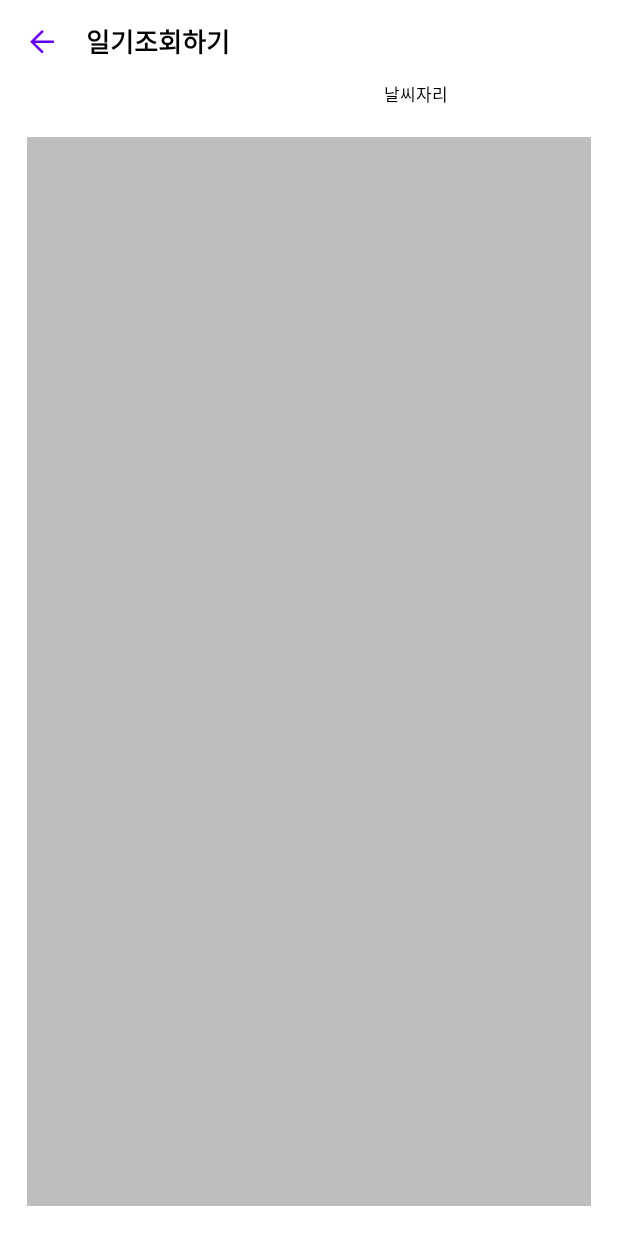
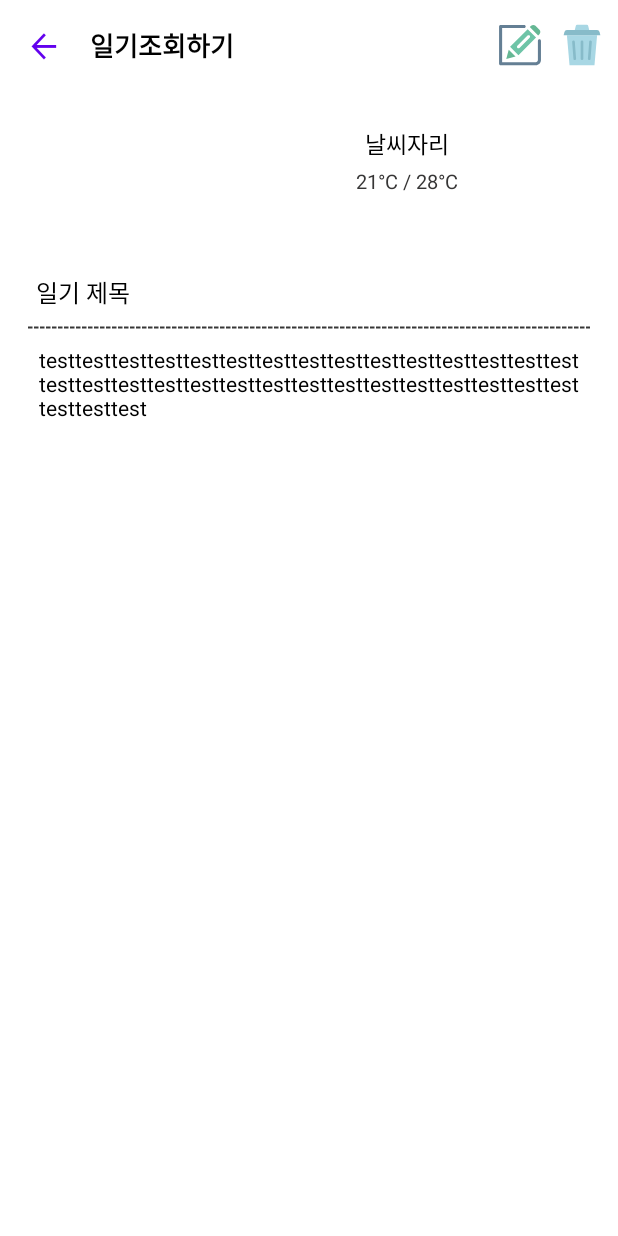
Before and after one commit to cont96troller/WeatherDiary, an Android app: the ShowDiaryActivity screen opened directly, with no data from a screen before it, on a phone screen of 412 x 824 dp. Run offline under Robolectric (Android 15) with nearby library versions, the phone set to English and light mode, and no system bars; pictures from the network do not load; 4 statements that could not run were skipped.

Commit message:
[BLHQ-30] 일기 조회 상세 화면 레이아웃 수정

```diff
--- a/app/src/main/java/com/cont96roller/weatherdiary/ShowDiaryActivity.java
+++ b/app/src/main/java/com/cont96roller/weatherdiary/ShowDiaryActivity.java
@@ -1,19 +1,20 @@
 package com.cont96roller.weatherdiary;
 
 import android.content.Context;
-import android.content.Intent;
 import android.os.Bundle;
 import android.view.View;
 import android.widget.Button;
+import android.widget.ImageButton;
 import android.widget.ImageView;
 import android.widget.TextView;
+import android.widget.Toast;
 
 import androidx.annotation.Nullable;
 import androidx.appcompat.app.AppCompatActivity;
 
 import com.bumptech.glide.Glide;
+import com.cont96roller.weatherdiary.common.Constants;
 import com.cont96roller.weatherdiary.model.ApiInterface;
-import com.cont96roller.weatherdiary.model.DiaryModel;
 import com.cont96roller.weatherdiary.model.ResponseWeather;
 
 import retrofit2.Call;
@@ -22,10 +23,14 @@ import retrofit2.GsonConverterFactory;
 import retrofit2.Response;
 import retrofit2.Retrofit;
 
-public class ShowDiaryActivity extends AppCompatActivity {
+public class ShowDiaryActivity extends AppCompatActivity implements View.OnClickListener {
 
-    private Button mButton2;
-    private Button mButton3;
+    private Button mBtnBack;
+    private ImageButton mBtnEdit;
+    private ImageButton mBtnDelete;
+    private TextView mTxtDiaryTitle;
+    private TextView mTxtDiaryContents;
+    private TextView mTextTemperature;
     private Context mContext;
 
 
@@ -35,15 +40,34 @@ public class ShowDiaryActivity extends AppCompatActivity {
         setContentView(R.layout.activity_show_diary);
         mContext = this;
 
+        initView();
+        getWeatherInfo();
+
+    }
+
+    private void initView() {
+        mBtnBack = findViewById(R.id.btn_back);
+        mBtnEdit = findViewById(R.id.img_btn_edit);
+        mBtnDelete = findViewById(R.id.img_btn_delete);
+        mTxtDiaryTitle = findViewById(R.id.txt_diary_title);
+        mTxtDiaryContents = findViewById(R.id.txt_diary_contents);
+        setOnClicks();
+    }
+
+    private void setOnClicks() {
+        mBtnBack.setOnClickListener(this);
+        mBtnEdit.setOnClickListener(this);
+        mBtnDelete.setOnClickListener(this);
+    }
+
+    private void getWeatherInfo() {
         String lat = "37.65171906925866";
         String lot = "127.07728375544342";
 
-
-        Retrofit client = new Retrofit.Builder().baseUrl("http://api.openweathermap.org").addConverterFactory(GsonConverterFactory.create()).build();
-
+        Retrofit client = new Retrofit.Builder().baseUrl(Constants.WEATHER_BASE_URL).addConverterFactory(GsonConverterFactory.create()).build();
 
         ApiInterface service = client.create(ApiInterface.class);
-        Call<ResponseWeather> call = service.requestWeather("d36d81339b59c0868af503708d9057b8", Double.valueOf(lat), Double.valueOf(lot));
+        Call<ResponseWeather> call = service.requestWeather(Constants.API_APP_KEY, Double.valueOf(lat), Double.valueOf(lot));
 
         call.enqueue(new Callback<ResponseWeather>() {
             @Override
@@ -52,20 +76,15 @@ public class ShowDiaryActivity extends AppCompatActivity {
                     ResponseWeather responseWeather = response.body();
                     String main = responseWeather.getWeather().get(0).getMain();
                     String icon = responseWeather.getWeather().get(0).getIcon();
-                    TextView textView = findViewById(R.id.txt_temp);
-                    ImageView imageView = findViewById(R.id.imageView);
+                    TextView textView = findViewById(R.id.txt_weather_status);
+                    ImageView imageView = findViewById(R.id.img_weather);
                     textView.setText(main);
-                    String url = "https://openweathermap.org/img/w/" + icon + ".png";
+                    String url = Constants.PREFIX_WEATHER_ICON_URL + icon + Constants.SUFFIX_WEATHER_ICON_URL;
                     Glide.with(mContext)
                             .load(url)
                             .into(imageView);
-
-
                 }
             }
-
-
-
 
 
             @Override
@@ -73,14 +92,24 @@ public class ShowDiaryActivity extends AppCompatActivity {
 
             }
         });
+    }
 
-        mButton3 = findViewById(R.id.btn_back);
-        mButton3.setOnClickListener((new View.OnClickListener() {
-            @Override
-            public void onClick(View view) {
+
+    @Override
+    public void onClick(View view) {
+        switch (view.getId()) {
+            case R.id.btn_back:
                 finish();
-            }
-        }));
+                break;
 
+            case R.id.img_btn_edit:
+                Toast.makeText(mContext, "수정 버튼 선택", Toast.LENGTH_SHORT).show();
+                break;
+
+            case R.id.img_btn_delete:
+                Toast.makeText(mContext, "삭제 버튼 선택", Toast.LENGTH_SHORT).show();
+                break;
+
+        }
     }
 }
--- /dev/null
+++ b/app/src/main/java/com/cont96roller/weatherdiary/common/Constants.java
@@ -0,0 +1,8 @@
+package com.cont96roller.weatherdiary.common;
+
+public class Constants {
+    public static final String WEATHER_BASE_URL = "http://api.openweathermap.org";
+    public static final String API_APP_KEY = "d36d81339b59c0868af503708d9057b8";
+    public static final String PREFIX_WEATHER_ICON_URL = "https://openweathermap.org/img/w/";
+    public static final String SUFFIX_WEATHER_ICON_URL = ".png";
+}
--- /dev/null
+++ b/app/src/main/res/drawable/ic_ico_edit.xml
@@ -0,0 +1,7 @@
+<vector android:height="65dp" android:viewportHeight="512"
+    android:viewportWidth="512" android:width="65dp" xmlns:android="http://schemas.android.com/apk/res/android">
+    <path android:fillColor="#FF000000" android:pathData="M395.247,95.811c0,0 2.181,-2.18 28.647,24.285c26.473,26.477 24.293,28.656 24.293,28.656L215.534,381.407c0,0 2.184,-2.18 -24.293,-28.656c-26.477,-26.469 -28.656,-24.289 -28.656,-24.289L395.247,95.811z"/>
+    <path android:fillColor="#FF000000" android:pathData="M153.871,337.181L128,416l78.818,-25.875c0,0 2.181,-2.18 -24.296,-28.647C156.054,335.001 153.871,337.181 153.871,337.181z"/>
+    <path android:fillColor="#FF000000" android:pathData="M403.971,87.089L421.41,69.64c0,0 17.449,-17.449 43.922,9.027c26.478,26.469 9.023,43.914 9.023,43.914L456.91,140.03c0,0 2.181,-2.18 -24.284,-28.656C406.151,84.909 403.971,87.089 403.971,87.089z"/>
+    <path android:fillColor="#FF000000" android:pathData="M400,242.195V424c0,4.411 -3.589,8 -8,8H88c-4.411,0 -8,-3.589 -8,-8V120c0,-4.411 3.589,-8 8,-8h245.799l48.002,-48H88c-30.878,0 -56,25.122 -56,56v304c0,30.879 25.122,56 56,56h304c30.879,0 56,-25.121 56,-56V194.195L400,242.195z"/>
+</vector>
--- /dev/null
+++ b/app/src/main/res/drawable/ic_ico_edit_color.xml
@@ -0,0 +1,7 @@
+<vector android:height="65dp" android:viewportHeight="91"
+    android:viewportWidth="91" android:width="65dp" xmlns:android="http://schemas.android.com/apk/res/android">
+    <path android:fillColor="#6EC4A7" android:pathData="M24.018,49.415L42.149,67.54l38.119,-38.122L62.145,11.292L24.018,49.415zM66.444,25.118c1.259,1.262 1.259,3.306 0,4.566L44.369,51.753c-0.629,0.633 -1.455,0.946 -2.278,0.946c-0.831,0 -1.655,-0.313 -2.284,-0.946c-1.261,-1.262 -1.261,-3.305 0,-4.565l22.072,-22.07C63.138,23.857 65.183,23.857 66.444,25.118z"/>
+    <path android:fillColor="#65B794" android:pathData="M15.72,75.578l20.143,-5.185l-14.752,-14.752z"/>
+    <path android:fillColor="#65B794" android:pathData="M87.621,12.533l-8.593,-8.596c-2.548,-2.546 -6.992,-2.543 -9.53,0L66.706,6.73l18.129,18.124l2.786,-2.788C90.244,19.436 90.244,15.159 87.621,12.533z"/>
+    <path android:fillColor="#647F94" android:pathData="M79.585,89.554H3.461c-1.833,0 -3.318,-1.486 -3.318,-3.319V5.512c0,-1.833 1.484,-3.318 3.318,-3.318h51.113c1.835,0 3.317,1.485 3.317,3.318c0,1.832 -1.482,3.318 -3.317,3.318H6.779v74.086h72.806c2.592,0 4.701,-2.108 4.701,-4.701V36.588c0,-1.833 1.484,-3.318 3.317,-3.318c1.832,0 3.318,1.485 3.318,3.318v41.627C90.922,84.467 85.836,89.554 79.585,89.554z"/>
+</vector>
--- /dev/null
+++ b/app/src/main/res/drawable/ic_icon_trash.xml
@@ -0,0 +1,8 @@
+<vector android:height="65dp" android:viewportHeight="40"
+    android:viewportWidth="40" android:width="65dp" xmlns:android="http://schemas.android.com/apk/res/android">
+    <path android:fillColor="#FF000000" android:pathData="M28,40H11.8c-3.3,0 -5.9,-2.7 -5.9,-5.9V16c0,-0.6 0.4,-1 1,-1s1,0.4 1,1v18.1c0,2.2 1.8,3.9 3.9,3.9H28c2.2,0 3.9,-1.8 3.9,-3.9V16c0,-0.6 0.4,-1 1,-1s1,0.4 1,1v18.1C33.9,37.3 31.2,40 28,40z"/>
+    <path android:fillColor="#FF000000" android:pathData="M33.3,4.9h-7.6C25.2,2.1 22.8,0 19.9,0s-5.3,2.1 -5.8,4.9H6.5c-2.3,0 -4.1,1.8 -4.1,4.1S4.2,13 6.5,13h26.9c2.3,0 4.1,-1.8 4.1,-4.1S35.6,4.9 33.3,4.9zM19.9,2c1.8,0 3.3,1.2 3.7,2.9h-7.5C16.6,3.2 18.1,2 19.9,2zM33.3,11H6.5c-1.1,0 -2.1,-0.9 -2.1,-2.1c0,-1.1 0.9,-2.1 2.1,-2.1h26.9c1.1,0 2.1,0.9 2.1,2.1C35.4,10.1 34.5,11 33.3,11z"/>
+    <path android:fillColor="#FF000000" android:pathData="M12.9,35.1c-0.6,0 -1,-0.4 -1,-1V17.4c0,-0.6 0.4,-1 1,-1s1,0.4 1,1v16.7C13.9,34.6 13.4,35.1 12.9,35.1z"/>
+    <path android:fillColor="#FF000000" android:pathData="M26.9,35.1c-0.6,0 -1,-0.4 -1,-1V17.4c0,-0.6 0.4,-1 1,-1s1,0.4 1,1v16.7C27.9,34.6 27.4,35.1 26.9,35.1z"/>
+    <path android:fillColor="#FF000000" android:pathData="M19.9,35.1c-0.6,0 -1,-0.4 -1,-1V17.4c0,-0.6 0.4,-1 1,-1s1,0.4 1,1v16.7C20.9,34.6 20.4,35.1 19.9,35.1z"/>
+</vector>
--- /dev/null
+++ b/app/src/main/res/drawable/ic_icon_trash_color.xml
@@ -0,0 +1,9 @@
+<vector android:height="65dp" android:viewportHeight="64"
+    android:viewportWidth="64" android:width="65dp" xmlns:android="http://schemas.android.com/apk/res/android">
+    <path android:fillColor="#a8d7e4" android:pathData="M51,63l-38,0l-4,-46l46,0l-4,46z"/>
+    <path android:fillColor="#87bbc9" android:pathData="M60,17H4l1.2425,-4.9701A4,4 0,0 1,9.1231 9H54.8769a4,4 0,0 1,3.8806 3.0299Z"/>
+    <path android:fillColor="#a8d7e4" android:pathData="M43,9H21l1.6213,-6.4851A2,2 0,0 1,24.5616 1h14.8769a2,2 0,0 1,1.9403 1.5149Z"/>
+    <path android:fillColor="#87bbc9" android:pathData="M32,55a2.0001,2.0001 0,0 1,-2 -2V27a2,2 0,0 1,4 0V53A2.0001,2.0001 0,0 1,32 55Z"/>
+    <path android:fillColor="#87bbc9" android:pathData="M20.998,55a2.0003,2.0003 0,0 1,-1.9921 -1.8467L17.006,27.1535a2,2 0,1 1,3.9881 -0.3066L22.994,52.8467a2,2 0,0 1,-1.8408 2.1474Q21.0749,55 20.998,55Z"/>
+    <path android:fillColor="#87bbc9" android:pathData="M43.002,55a2.0003,2.0003 0,0 0,1.9921 -1.8467L46.994,27.1535a2,2 0,1 0,-3.9881 -0.3066L41.006,52.8467a2,2 0,0 0,1.8408 2.1474Q42.9251,55 43.002,55Z"/>
+</vector>
--- /dev/null
+++ b/app/src/main/res/drawable/shape_dotted.xml
@@ -0,0 +1,9 @@
+<?xml version="1.0" encoding="utf-8"?>
+<shape xmlns:android="http://schemas.android.com/apk/res/android"
+    android:shape="line">
+    <stroke
+        android:width="1dp"
+        android:color="#373737"
+        android:dashWidth="3dp"
+        android:dashGap="1dp" />
+</shape>
--- a/app/src/main/res/layout/activity_show_diary.xml
+++ b/app/src/main/res/layout/activity_show_diary.xml
@@ -1,72 +1,142 @@
 <?xml version="1.0" encoding="utf-8"?>
 <androidx.constraintlayout.widget.ConstraintLayout xmlns:android="http://schemas.android.com/apk/res/android"
+    xmlns:app="http://schemas.android.com/apk/res-auto"
+    xmlns:tools="http://schemas.android.com/tools"
     android:layout_width="match_parent"
-    android:layout_height="match_parent"
-    xmlns:app="http://schemas.android.com/apk/res-auto"
-    xmlns:tools="http://schemas.android.com/tools">
+    android:layout_height="match_parent">
 
     <TextView
         android:id="@+id/title"
+        style="@style/txt_title"
         android:layout_width="wrap_content"
         android:layout_height="wrap_content"
-        android:gravity="left"
         android:text="일기조회하기"
-        android:textColor="#000000"
-        android:textSize="17sp"
-        android:textStyle="bold"
         app:layout_constraintBottom_toBottomOf="@id/btn_back"
         app:layout_constraintStart_toEndOf="@id/btn_back"
         app:layout_constraintTop_toTopOf="@id/btn_back" />
 
     <Button
         android:id="@+id/btn_back"
-        android:layout_width="57dp"
-        android:layout_height="54dp"
+        android:layout_width="60dp"
+        android:layout_height="60dp"
         android:background="@drawable/ico_back_nor"
         app:layout_constraintStart_toStartOf="parent"
         app:layout_constraintTop_toTopOf="parent" />
 
+    <ImageButton
+        android:id="@+id/img_btn_edit"
+        android:layout_width="28dp"
+        android:layout_height="28dp"
+        android:layout_marginEnd="13dp"
+        android:background="@drawable/ic_ico_edit_color"
+        app:layout_constraintBottom_toBottomOf="@id/btn_back"
+        app:layout_constraintEnd_toEndOf="parent"
+        app:layout_constraintEnd_toStartOf="@id/img_btn_delete"
+        app:layout_constraintTop_toTopOf="@id/btn_back" />
+
+    <ImageButton
+        android:id="@+id/img_btn_delete"
+        android:layout_width="28dp"
+        android:layout_height="28dp"
+        android:layout_marginEnd="10dp"
+        android:background="@drawable/ic_icon_trash_color"
+        app:layout_constraintBottom_toBottomOf="@id/btn_back"
+        app:layout_constraintEnd_toEndOf="parent"
+        app:layout_constraintTop_toTopOf="@id/btn_back" />
+
     <ImageView
-        android:id="@+id/imageView"
+        android:id="@+id/img_weather"
         android:layout_width="100dp"
         android:layout_height="100dp"
-        app:layout_constraintBottom_toTopOf="@id/editText"
-        app:layout_constraintLeft_toLeftOf="parent"
-        app:layout_constraintRight_toRightOf="parent"
-        app:layout_constraintTop_toBottomOf="@id/title"
         android:layout_marginTop="13dp"
         android:layout_marginBottom="13dp"
-        tools:srcCompat="@tools:sample/avatars" />
+        app:layout_constraintBottom_toTopOf="@id/txt_diary_title"
+        app:layout_constraintEnd_toEndOf="parent"
+        app:layout_constraintEnd_toStartOf="@+id/txt_temp"
+        app:layout_constraintHorizontal_bias="0.5"
+        app:layout_constraintHorizontal_chainStyle="packed"
+        app:layout_constraintStart_toEndOf="@+id/btn_back"
+        app:layout_constraintStart_toStartOf="parent"
+        app:layout_constraintTop_toBottomOf="@id/title"
+        app:layout_constraintVertical_bias="0.151"
+        tools:srcCompat="@drawable/icon_sunny" />
+
+    <TextView
+        android:id="@+id/txt_weather_status"
+        style="@style/txt_weather_status"
+        android:layout_width="wrap_content"
+        android:layout_height="wrap_content"
+        android:text="날씨자리"
+        app:layout_constraintBottom_toTopOf="@+id/txt_temp"
+        app:layout_constraintEnd_toEndOf="@id/txt_temp"
+        app:layout_constraintHorizontal_bias="0.5"
+        app:layout_constraintStart_toStartOf="@id/txt_temp"
+        app:layout_constraintTop_toTopOf="@+id/img_weather"
+        app:layout_constraintVertical_chainStyle="packed" />
+
+
+    <androidx.constraintlayout.widget.Barrier
+        android:id="@+id/barrier_img"
+        android:layout_width="wrap_content"
+        android:layout_height="0dp"
+        app:barrierDirection="end"
+        app:constraint_referenced_ids="img_weather"
+        app:layout_constraintEnd_toStartOf="@id/txt_weather_status"
+        app:layout_constraintStart_toEndOf="@id/img_weather" />
 
     <TextView
         android:id="@+id/txt_temp"
+        style="@style/txt_temp"
         android:layout_width="wrap_content"
         android:layout_height="wrap_content"
-        android:text="날씨자리"
-        android:textColor="#000000"
-        android:textSize="11sp"
-        app:layout_constraintTop_toBottomOf="@id/btn_back"
-        app:layout_constraintStart_toEndOf="@id/imageView"
-        />
+        android:layout_marginStart="30dp"
+        android:layout_marginTop="4dp"
+        android:text="21°C / 28°C"
+        app:layout_constraintBottom_toBottomOf="@+id/img_weather"
+        app:layout_constraintEnd_toEndOf="parent"
+        app:layout_constraintHorizontal_bias="0.5"
+        app:layout_constraintStart_toEndOf="@+id/img_weather"
+        app:layout_constraintTop_toBottomOf="@+id/txt_weather_status" />
+
+    <TextView
+        android:id="@+id/txt_diary_title"
+        style="@style/txt_diary_title"
+        android:layout_width="match_parent"
+        android:layout_height="wrap_content"
+        android:layout_marginHorizontal="18dp"
+        android:layout_marginVertical="20dp"
+        android:text="일기 제목"
+        app:layout_constraintEnd_toEndOf="parent"
+        app:layout_constraintStart_toStartOf="parent"
+        app:layout_constraintTop_toBottomOf="@id/img_weather" />
+
+    <ImageView
+        android:id="@+id/view_dotted_line"
+        android:layout_width="0dp"
+        android:layout_height="3dp"
+        android:layout_marginVertical="4dp"
+        android:background="@drawable/shape_dotted"
+        android:layerType="software"
+        app:layout_constraintEnd_toEndOf="@id/txt_diary_title"
+        app:layout_constraintStart_toStartOf="@id/txt_diary_title"
+        app:layout_constraintTop_toBottomOf="@id/txt_diary_title" />
 
 
     <TextView
-        android:id="@+id/editText"
+        android:id="@+id/txt_diary_contents"
         android:layout_width="match_parent"
         android:layout_height="0dp"
         android:layout_marginHorizontal="18dp"
-        android:layout_marginVertical="20dp"
-        android:background="#bebebe"
+        android:layout_marginBottom="20dp"
         android:gravity="left"
-        android:paddingStart="8dp"
-        android:paddingTop="10dp"
+        android:paddingHorizontal="8dp"
+        android:paddingVertical="10dp"
+        android:text="testtesttesttesttesttesttesttesttesttesttesttesttesttesttesttesttesttesttesttesttesttesttesttesttesttesttesttesttesttesttesttesttest"
         android:textColor="#000000"
         app:layout_constraintBottom_toBottomOf="parent"
         app:layout_constraintEnd_toEndOf="parent"
-        app:layout_constraintHorizontal_bias="0.0"
         app:layout_constraintStart_toStartOf="parent"
-        app:layout_constraintTop_toBottomOf="@+id/txt_temp"
-        app:layout_constraintVertical_bias="1.0" />
+        app:layout_constraintTop_toBottomOf="@id/view_dotted_line" />
 
 
 </androidx.constraintlayout.widget.ConstraintLayout>
--- /dev/null
+++ b/app/src/main/res/values/styles.xml
@@ -0,0 +1,28 @@
+<?xml version="1.0" encoding="utf-8"?>
+<resources>
+
+    <style name="txt_title">
+        <item name="android:gravity">left</item>
+        <item name="android:textSize">17sp</item>
+        <item name="android:textStyle">bold</item>
+        <item name="android:textColor">#000000</item>
+    </style>
+
+    <style name="txt_weather_status">
+        <item name="android:gravity">center</item>
+        <item name="android:textSize">15sp</item>
+        <item name="android:textColor">#000000</item>
+    </style>
+
+    <style name="txt_temp">
+        <item name="android:gravity">center</item>
+        <item name="android:textSize">13sp</item>
+        <item name="android:textColor">#373636</item>
+    </style>
+
+    <style name="txt_diary_title">
+        <item name="android:padding">6dp</item>
+        <item name="android:textSize">16sp</item>
+        <item name="android:textColor">#000000</item>
+    </style>
+</resources>
```
Also changed, not shown: app/src/main/res/drawable/icon_sunny.png (added).
